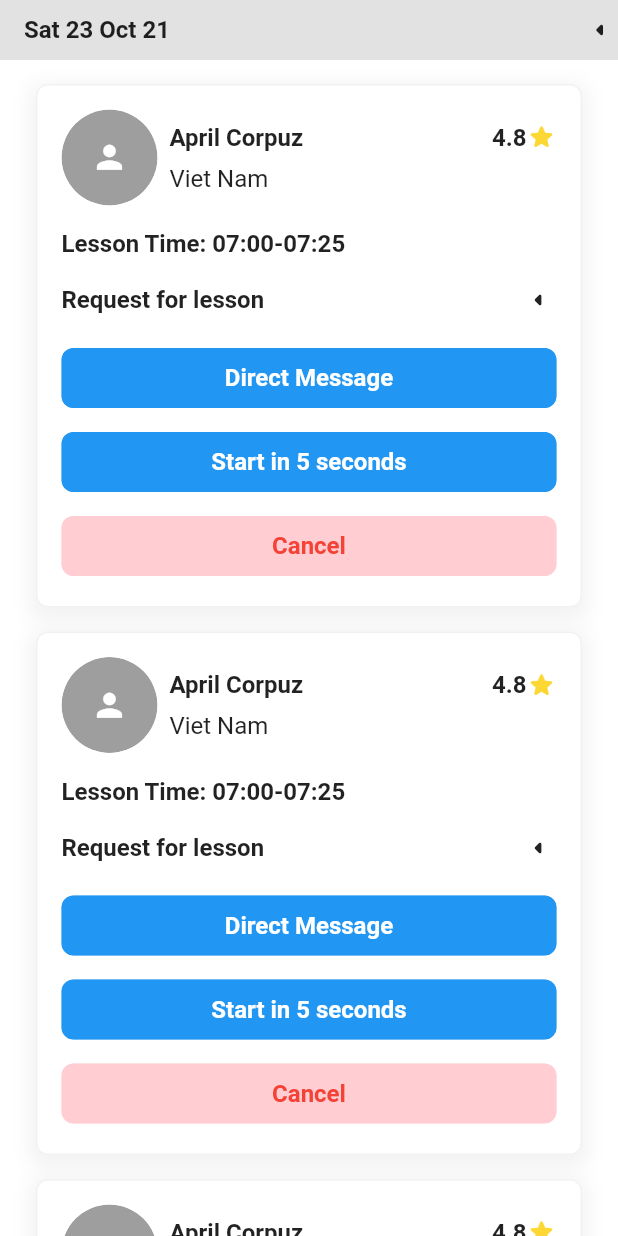
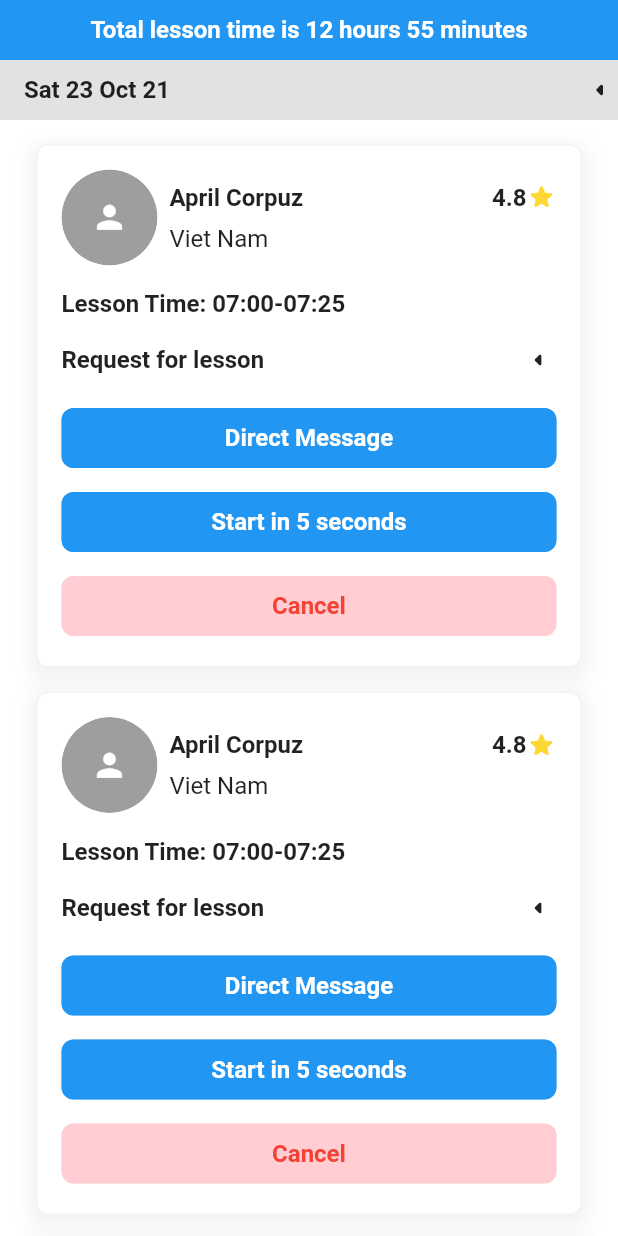
Before and after one commit to caophuccp/lettutor, a Flutter app: the UpcomingScreen screen opened directly, on a phone screen of 412 x 824 dp. Run offline on Flutter 3.47's test engine with Material 2 defaults, Android fonts, the phone set to English and light mode, and no system bars; drawn by our look-alikes of cached_network_image; network calls fail.

Commit message:
Add total lesson time to UpcomingScreen

```diff
--- a/lib/screens/upcoming_screen/upcoming_screen.dart
+++ b/lib/screens/upcoming_screen/upcoming_screen.dart
@@ -3,6 +3,8 @@ import 'package:flutter/material.dart';
 import 'package:lettutor/components/lesson_date_session.dart';
 import 'package:lettutor/extensions/navigate_extensions.dart';
 import 'package:lettutor/screens/upcoming_screen/meeting_screen.dart';
+import 'package:lettutor/styles/consts.dart';
+import 'package:lettutor/styles/text_styles.dart';
 
 class UpcomingScreen extends StatefulWidget {
   const UpcomingScreen({Key? key}) : super(key: key);
@@ -16,6 +18,21 @@ class _UpcomingScreenState extends State<UpcomingScreen> {
   Widget build(BuildContext context) {
     return Scaffold(
       body: SafeArea(
+        child: Column(
+          children: [
+            Container(
+                width: double.infinity,
+                height: 40,
+                alignment: Alignment.center,
+                child: Text(
+                  'Total lesson time is 12 hours 55 minutes',
+                  style: TextStyles.subtitle1SemiBold.copyWith(
+                    color: Colors.white
+                  ),
+                ),
+                color: Colors.blue,
+              ),
+            Expanded(
               child: SingleChildScrollView(
                 child: Column(
                   children: [
@@ -49,6 +66,9 @@ class _UpcomingScreenState extends State<UpcomingScreen> {
                 ),
               ),
             ),
+          ],
+        ),
+      ),
     );
   }
 
```
Lines whose indentation alone changed are shown as unchanged.
